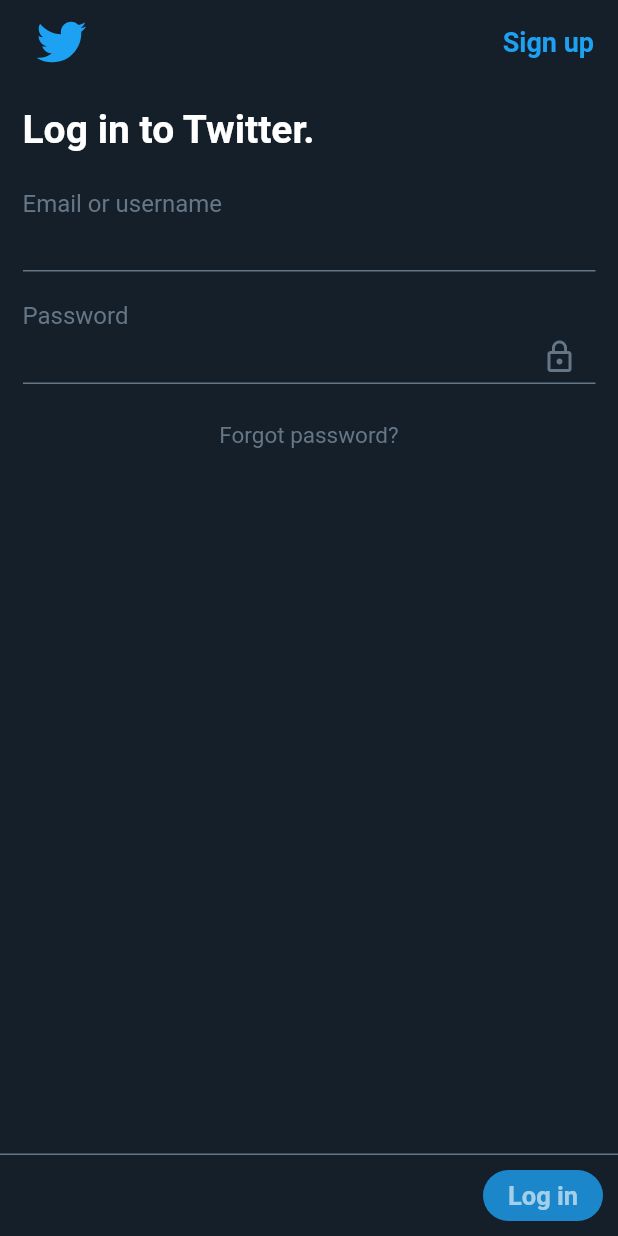
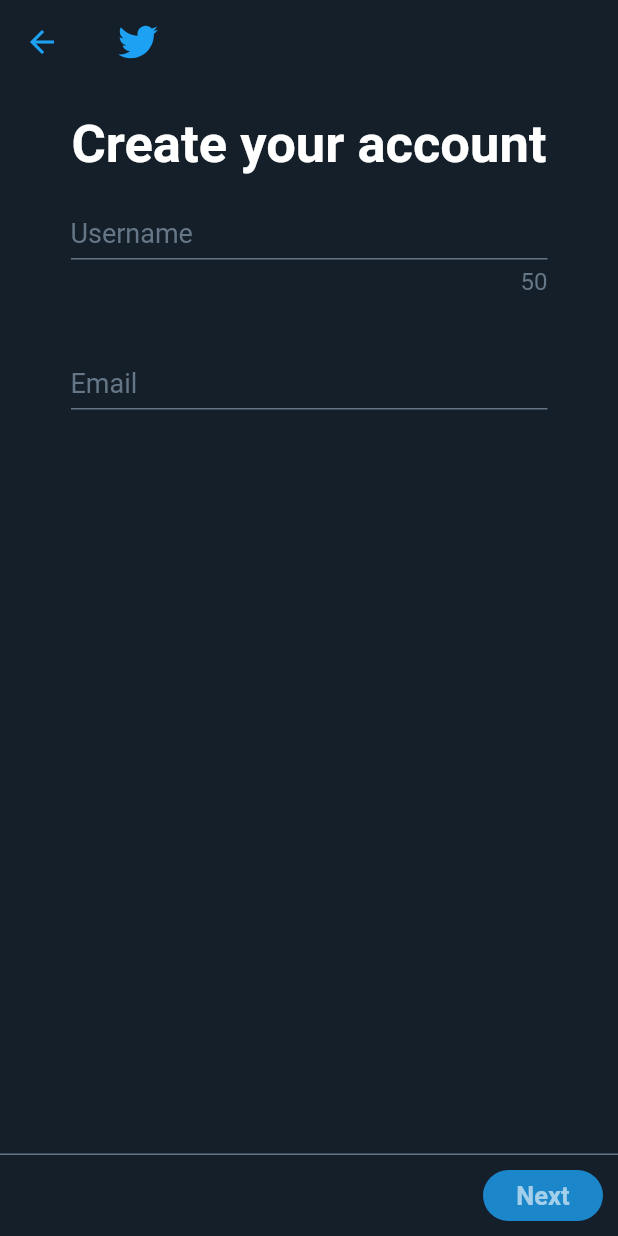
Before and after one commit to asasouza/flutter-fake-twitter, a Flutter app: the screen it shows after launch, after a tap on "Sign up", on a phone screen of 412 x 824 dp. Run offline on Flutter 3.47's test engine with Material 2 defaults, Android fonts, the phone set to English and light mode, and no system bars; our stand-ins replace flutter_svg.

Commit message:
WIP Tela de Signup

```diff
--- a/lib/main.dart
+++ b/lib/main.dart
@@ -4,6 +4,7 @@ import 'package:flutter/material.dart';
 import 'package:provider/provider.dart';
 // screens
 import './screens/login.dart';
+import './screens/signup.dart';
 // helpers
 import './helpers/colors.dart';
 
@@ -24,6 +25,9 @@ class MyApp extends StatelessWidget {
       child: MaterialApp(
         debugShowCheckedModeBanner: false,
         home: LoginScreen(),
+        routes: {
+          SignupScreen.routeName: (_) => SignupScreen(),
+        },
         title: 'Flutter Demo',
         theme: ThemeData(
           accentColor: ColorsHelper.lightBlue,
--- a/lib/screens/login.dart
+++ b/lib/screens/login.dart
@@ -6,6 +6,8 @@ import '../widgets/button-rounded.dart';
 import '../widgets/logo.dart';
 import '../widgets/scaffold-container.dart';
 import '../widgets/text-input.dart';
+// screens
+import '../screens/signup.dart';
 // helpers
 import '../helpers/colors.dart';
 // providers
@@ -65,7 +67,9 @@ class _LoginScreenState extends State<LoginScreen> {
               'Sign up',
               style: Theme.of(context).textTheme.subhead,
             ),
-            onPressed: () {},
+            onPressed: () {
+              Navigator.of(context).pushNamed(SignupScreen.routeName);
+            },
           ),
         ],
         title: Logo(),
--- /dev/null
+++ b/lib/screens/signup.dart
@@ -0,0 +1,85 @@
+// flutter
+import 'package:flutter/material.dart';
+// widgets
+import '../widgets/button-rounded.dart';
+import '../widgets/text-input.dart';
+import '../widgets/logo.dart';
+import '../widgets/scaffold-container.dart';
+// helpers
+import '../helpers/colors.dart';
+
+class SignupScreen extends StatelessWidget {
+  static const routeName = '/signup';
+
+  @override
+  Widget build(BuildContext context) {
+    return ScaffoldContainer(
+      appBar: AppBar(
+        title: Logo(),
+        leading: IconButton(
+          icon: Icon(Icons.arrow_back),
+          onPressed: () => Navigator.of(context).pop(),
+          color: Theme.of(context).accentColor,
+        ),
+      ),
+      body: Column(
+        children: <Widget>[
+          Expanded(
+            child: Padding(
+              child: Column(
+                children: <Widget>[
+                  Text(
+                    'Create your account',
+                    style: TextStyle(
+                      fontSize: 35,
+                      fontWeight: FontWeight.bold,
+                      color: ColorsHelper.white,
+                    ),
+                  ),
+                  SizedBox(
+                    height: 20,
+                  ),
+                  TextInput(
+                    placeholder: 'Username',
+                    maxLength: 50,
+                  ),
+                  SizedBox(
+                    height: 40,
+                  ),
+                  TextInput(
+                    placeholder: 'Email',
+                  ),
+                ],
+              ),
+              padding: EdgeInsets.symmetric(
+                horizontal: 47,
+                vertical: 20,
+              ),
+            ),
+          ),
+          Container(
+            alignment: Alignment.centerRight,
+            child: SizedBox(
+              child: ButtonRounded(
+                disabled: true,
+                label: 'Next',
+                onPress: () {},
+              ),
+              width: 80,
+            ),
+            decoration: BoxDecoration(
+              border: Border(
+                top: BorderSide(
+                  color: ColorsHelper.darkGray,
+                ),
+              ),
+            ),
+            padding: EdgeInsets.all(10),
+            width: double.infinity,
+          ),
+        ],
+      ),
+      topDivider: false,
+    );
+  }
+}
--- a/lib/widgets/logo.dart
+++ b/lib/widgets/logo.dart
@@ -8,8 +8,8 @@ class Logo extends StatelessWidget {
   final double width;
 
   Logo({
-    this.height = 50,
-    this.width = 50,
+    this.height = 40,
+    this.width = 40,
   });
 
   @override
--- a/lib/widgets/text-input.dart
+++ b/lib/widgets/text-input.dart
@@ -9,9 +9,11 @@ class TextInput extends StatefulWidget {
   final bool isPassword;
   final TextInputType keyboardType;
   final String label;
+  final int maxLength;
   final Function onChanged;
   final Function onFieldSubmitted;
   final Function onSave;
+  final String placeholder;
   final TextInputAction textInputAction;
 
   TextInput({
@@ -20,10 +22,12 @@ class TextInput extends StatefulWidget {
     this.isPassword = false,
     this.keyboardType = TextInputType.text,
     this.label,
-    this.textInputAction,
+    this.maxLength,
     this.onChanged,
     this.onFieldSubmitted,
     this.onSave,
+    this.placeholder,
+    this.textInputAction,
   });
 
   @override
@@ -58,6 +62,7 @@ class _TextInputState extends State<TextInput> {
     final deviceSize = MediaQuery.of(context).size;
     return Column(
       children: <Widget>[
+        if (widget.label != null)
           Text(
             widget.label,
             style: TextStyle(
@@ -76,6 +81,11 @@ class _TextInputState extends State<TextInput> {
                     color: ColorsHelper.darkGray,
                   ),
                 ),
+                hintText: widget.placeholder,
+                hintStyle: TextStyle(
+                  fontSize: 18,
+                  color: ColorsHelper.darkGray,
+                ),
                 isDense: true,
                 contentPadding: EdgeInsets.only(
                   top: 8,
@@ -86,6 +96,8 @@ class _TextInputState extends State<TextInput> {
               focusNode: this._inputFocus,
               keyboardType: widget.keyboardType,
               obscureText: this._contentHidden,
+              // maxLength: widget.maxLength,
+              // maxLengthEnforced: true,
               onChanged: widget.onChanged,
               onSaved: widget.onSave,
               onFieldSubmitted: widget.onFieldSubmitted,
@@ -133,6 +145,20 @@ class _TextInputState extends State<TextInput> {
             )
           ],
         ),
+        if (widget.maxLength != null)
+          Container(
+            alignment: Alignment.centerRight,
+            child: Text(
+              widget.maxLength.toString(),
+              style: TextStyle(
+                color: ColorsHelper.darkGray,
+                fontSize: 16,
+              ),
+            ),
+            margin: EdgeInsetsDirectional.only(
+              top: 5,
+            ),
+          ),
       ],
       crossAxisAlignment: CrossAxisAlignment.start,
     );
```
Lines whose indentation alone changed are shown as unchanged.
